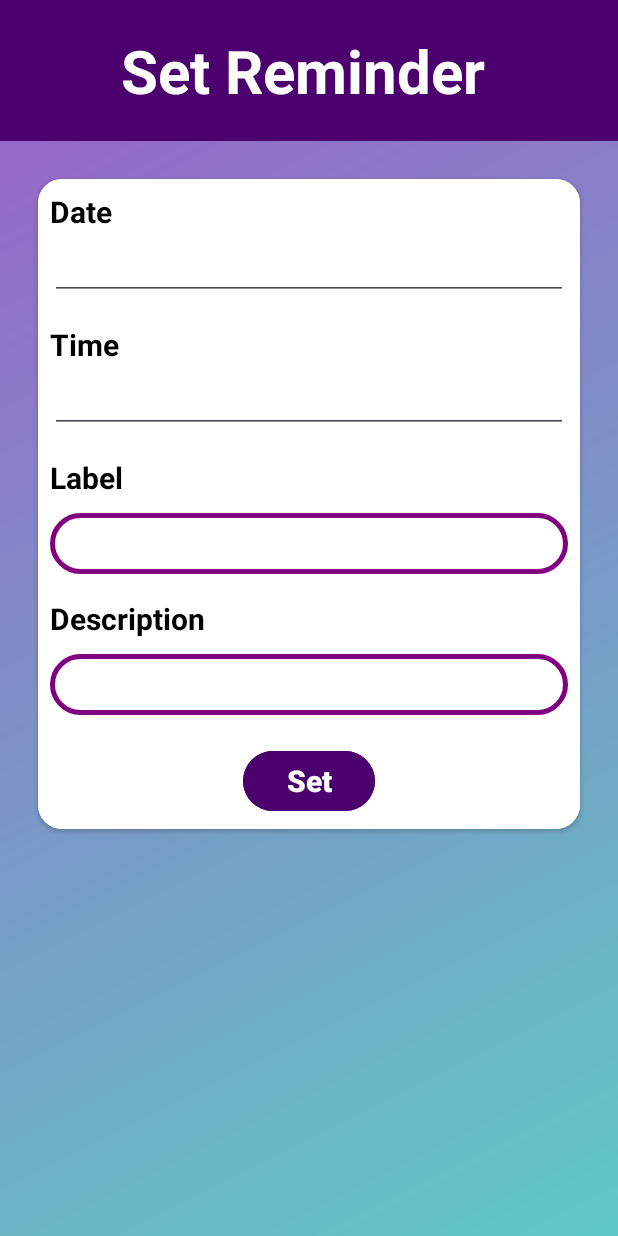
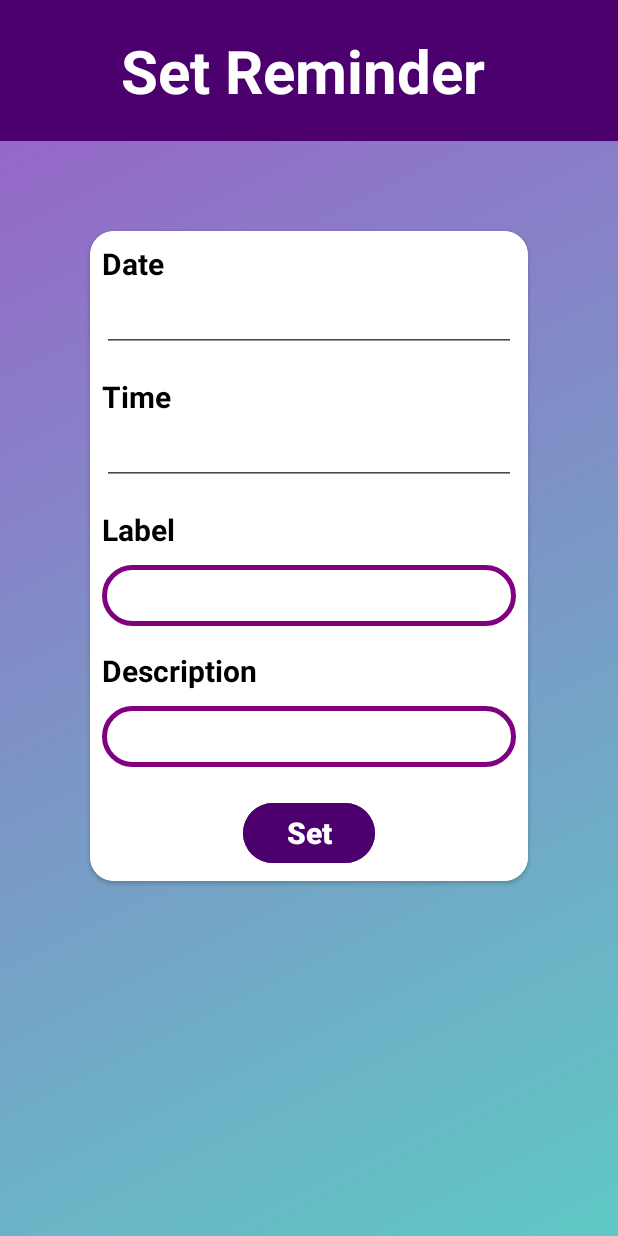
Before and after one commit to Priya-DharshiniS/Mobile-Application---FinWise, an Android app: the SetReminder screen opened directly, with no data from a screen before it, on a phone screen of 412 x 824 dp. Run offline under Robolectric (Android 15) with nearby library versions, the phone set to English and light mode, and no system bars; our stand-ins replace Firebase (no records; nobody signed in at launch, a user with empty details on screens opened directly).

Commit message:
Revert "ui done"
This reverts commit 68a2daf452ff5b19cf9ba0a0713fb7d2cefde870.

```diff
--- a/app/src/main/res/layout/activity_expense.xml
+++ b/app/src/main/res/layout/activity_expense.xml
@@ -39,8 +39,7 @@
 
         <RelativeLayout
             android:layout_width="match_parent"
-            android:layout_height="wrap_content"
-            android:background="@color/white">
+            android:layout_height="wrap_content">
 
             <!-- RecyclerView for Expense Entries -->
             <androidx.recyclerview.widget.RecyclerView
--- a/app/src/main/res/layout/activity_expense_log.xml
+++ b/app/src/main/res/layout/activity_expense_log.xml
@@ -43,8 +43,7 @@
             android:layout_width="match_parent"
             android:layout_height="wrap_content"
             android:orientation="vertical"
-            android:padding="16dp"
-            android:background="@color/white">
+            android:padding="16dp">
 
             <!-- Enter Amount -->
             <TextView
--- a/app/src/main/res/layout/activity_set_reminder.xml
+++ b/app/src/main/res/layout/activity_set_reminder.xml
@@ -31,7 +31,7 @@
         android:id="@+id/cardView"
         android:layout_width="match_parent"
         android:layout_height="wrap_content"
-        android:layout_margin="25dp"
+        android:layout_margin="60dp"
         android:layout_below="@id/layout"
         android:padding="24dp"
         android:elevation="4dp"
--- a/app/src/main/res/layout/item_alarm.xml
+++ b/app/src/main/res/layout/item_alarm.xml
@@ -26,8 +26,7 @@
 
             <RelativeLayout
                 android:layout_width="match_parent"
-                android:layout_height="wrap_content"
-                android:background="@color/white">
+                android:layout_height="wrap_content">
 
                 <!-- Alarm Icon -->
                 <ImageView
@@ -45,7 +44,6 @@
                     android:layout_width="match_parent"
                     android:layout_height="wrap_content"
                     android:layout_toEndOf="@id/alarmIcon"
-                    android:background="@color/white"
                     android:orientation="vertical">
 
                     <TextView
```
